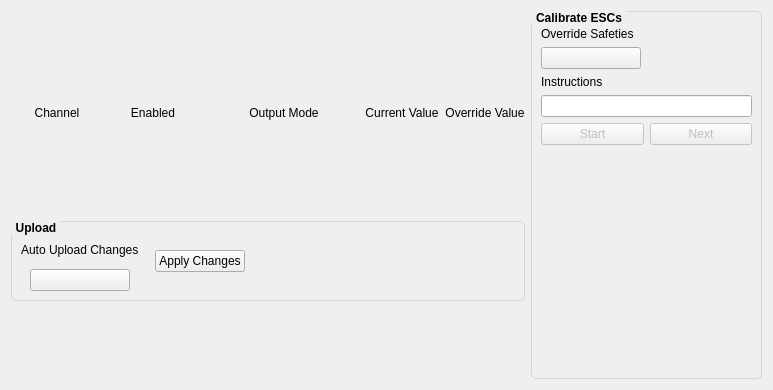
korken89/kfly_gui, file ui_rc_output.ui: the form before one commit.
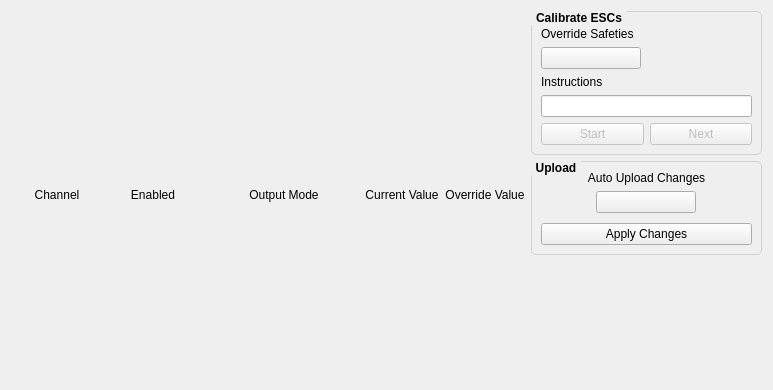
The form after the commit. Custom widgets are drawn as their Qt base class.

Commit message: Fixes with input/output

Patch:
```diff
--- a/ui_rc_output.ui
+++ b/ui_rc_output.ui
@@ -128,96 +128,10 @@
        </property>
       </layout>
      </item>
-     <item>
-      <widget class="QGroupBox" name="groupBox_2">
-       <property name="maximumSize">
-        <size>
-         <width>16777215</width>
-         <height>80</height>
-        </size>
-       </property>
-       <property name="font">
-        <font>
-         <weight>75</weight>
-         <bold>true</bold>
-        </font>
-       </property>
-       <property name="styleSheet">
-        <string notr="true">QGroupBox { 
-  border: 1px solid lightgray; 
-  border-radius: 5px;
-  margin-top: 1ex;
-}
-
-QGroupBox::title {
-    subcontrol-origin: margin;
-    subcontrol-position: top left;
-    padding: 0 3px;
-}</string>
-       </property>
-       <property name="title">
-        <string>Upload</string>
-       </property>
-       <layout class="QHBoxLayout" name="horizontalLayout_6">
-        <item>
-         <layout class="QVBoxLayout" name="verticalLayout_2">
-          <property name="spacing">
-           <number>0</number>
-          </property>
-          <property name="rightMargin">
-           <number>10</number>
-          </property>
-          <item>
-           <widget class="QLabel" name="label_9">
-            <property name="text">
-             <string>Auto Upload Changes</string>
-            </property>
-           </widget>
-          </item>
-          <item>
-           <layout class="QHBoxLayout" name="horizontalLayout_5">
-            <item>
-             <widget class="sliderbox" name="buttonAutoUpload">
-              <property name="maximumSize">
-               <size>
-                <width>100</width>
-                <height>16777215</height>
-               </size>
-              </property>
-              <property name="text">
-               <string/>
-              </property>
-             </widget>
-            </item>
-           </layout>
-          </item>
-         </layout>
-        </item>
+    </layout>
+   </item>
         <item>
-         <widget class="QPushButton" name="buttonApplyChanges">
-          <property name="text">
-           <string>Apply Changes</string>
-          </property>
-         </widget>
-        </item>
-        <item>
-         <spacer name="horizontalSpacer">
-          <property name="orientation">
-           <enum>Qt::Horizontal</enum>
-          </property>
-          <property name="sizeHint" stdset="0">
-           <size>
-            <width>40</width>
-            <height>20</height>
-           </size>
-          </property>
-         </spacer>
-        </item>
-       </layout>
-      </widget>
-     </item>
-    </layout>
-   </item>
+    <layout class="QVBoxLayout" name="verticalLayout_3">
    <item>
     <layout class="QHBoxLayout" name="horizontalLayout">
      <item>
@@ -328,6 +242,89 @@
           </item>
          </layout>
         </item>
+         </layout>
+        </widget>
+       </item>
+      </layout>
+     </item>
+     <item>
+      <widget class="QGroupBox" name="groupBox_2">
+       <property name="font">
+        <font>
+         <weight>75</weight>
+         <bold>true</bold>
+        </font>
+       </property>
+       <property name="styleSheet">
+        <string notr="true">QGroupBox { 
+  border: 1px solid lightgray; 
+  border-radius: 5px;
+  margin-top: 1ex;
+}
+
+QGroupBox::title {
+    subcontrol-origin: margin;
+    subcontrol-position: top left;
+    padding: 0 3px;
+}</string>
+       </property>
+       <property name="title">
+        <string>Upload</string>
+       </property>
+       <layout class="QVBoxLayout" name="verticalLayout_4">
+        <property name="spacing">
+         <number>10</number>
+        </property>
+        <item>
+         <layout class="QVBoxLayout" name="verticalLayout_2">
+          <property name="spacing">
+           <number>6</number>
+          </property>
+          <item>
+           <widget class="QLabel" name="label_9">
+            <property name="text">
+             <string>Auto Upload Changes</string>
+            </property>
+            <property name="alignment">
+             <set>Qt::AlignCenter</set>
+            </property>
+           </widget>
+          </item>
+          <item>
+           <layout class="QHBoxLayout" name="horizontalLayout_5">
+            <item>
+             <widget class="sliderbox" name="buttonAutoUpload">
+              <property name="minimumSize">
+               <size>
+                <width>0</width>
+                <height>20</height>
+               </size>
+              </property>
+              <property name="maximumSize">
+               <size>
+                <width>100</width>
+                <height>16777215</height>
+               </size>
+              </property>
+              <property name="text">
+               <string/>
+              </property>
+             </widget>
+            </item>
+           </layout>
+          </item>
+         </layout>
+        </item>
+        <item>
+         <widget class="QPushButton" name="buttonApplyChanges">
+          <property name="text">
+           <string>Apply Changes</string>
+          </property>
+         </widget>
+        </item>
+       </layout>
+      </widget>
+     </item>
         <item>
          <spacer name="verticalSpacer">
           <property name="orientation">
@@ -340,9 +337,6 @@
            </size>
           </property>
          </spacer>
-        </item>
-       </layout>
-      </widget>
      </item>
     </layout>
    </item>
```
Lines whose indentation alone changed are shown as unchanged. The commit also changes 5 other files.
